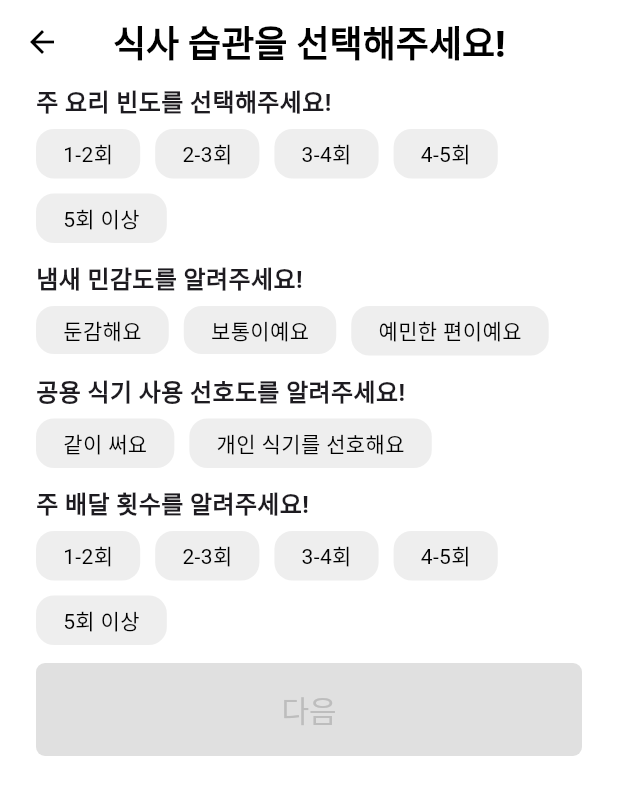
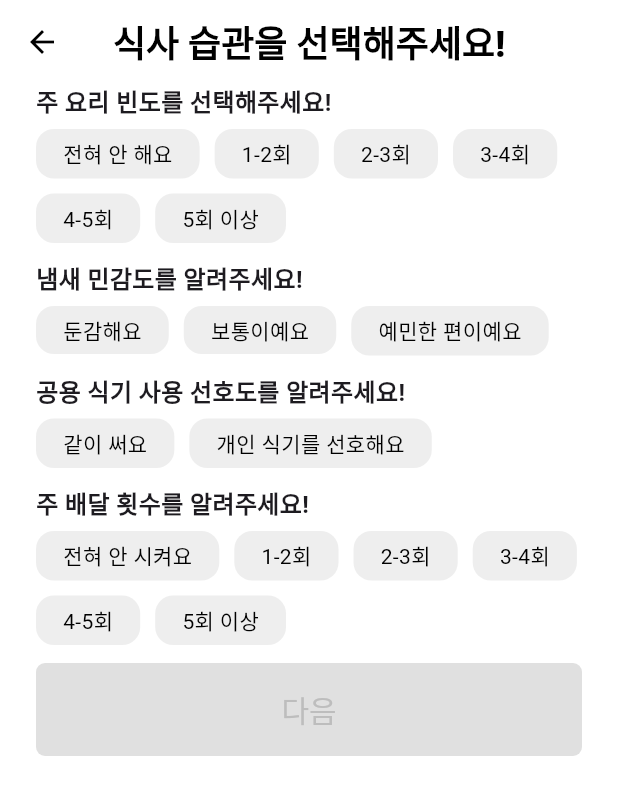
Before and after one commit to Aloha-RoomMate/RoomMate, a Flutter app: the DiningHabitScreen screen opened directly, on a phone screen of 412 x 824 dp. Shown: the top 795 px of the screen. Run offline on Flutter 3.47's test engine with Material 3 defaults, Android fonts, the phone set to English and light mode, and no system bars.

Commit message:
없어요 선택치 추가

```diff
--- a/lib/features/category/dining_habit_screen.dart
+++ b/lib/features/category/dining_habit_screen.dart
@@ -15,10 +15,10 @@ class DiningHabitScreen extends StatefulWidget {
 
 class _DiningHabitScreenState extends State<DiningHabitScreen> {
   List<List<bool>> _selectionStates = [
-    List.filled(5, false),
+    List.filled(6, false),
     List.filled(3, false),
     List.filled(2, false),
-    List.filled(5, false),
+    List.filled(6, false),
   ];
 
   void _onChipTap(int groupIndex, int buttonIndex) {
@@ -82,8 +82,15 @@ class _DiningHabitScreenState extends State<DiningHabitScreen> {
               Wrap(
                 spacing: Sizes.size10,
                 runSpacing: Sizes.size10,
-                children: List.generate(5, (buttonIndex) {
-                  final textOptions = ['1-2회', '2-3회', '3-4회', '4-5회', '5회 이상'];
+                children: List.generate(6, (buttonIndex) {
+                  final textOptions = [
+                    '전혀 안 해요',
+                    '1-2회',
+                    '2-3회',
+                    '3-4회',
+                    '4-5회',
+                    '5회 이상',
+                  ];
                   return CategoryButton(
                     text: textOptions[buttonIndex],
                     myonTap: () => _onChipTap(0, buttonIndex),
@@ -142,8 +149,9 @@ class _DiningHabitScreenState extends State<DiningHabitScreen> {
               Wrap(
                 spacing: Sizes.size10,
                 runSpacing: Sizes.size10,
-                children: List.generate(5, (buttonIndex) {
+                children: List.generate(6, (buttonIndex) {
                   final textOptions = [
+                    '전혀 안 시켜요',
                     '1-2회',
                     '2-3회',
                     '3-4회',
--- a/lib/features/category/etc_screen.dart
+++ b/lib/features/category/etc_screen.dart
@@ -17,7 +17,7 @@ class _EtcScreenState extends State<EtcScreen> {
   List<List<bool>> _selectionStates = [
     List.filled(4, false),
     List.filled(4, false),
-    List.filled(8, false),
+    List.filled(9, false),
   ];
 
   void _onChipTap(int groupIndex, int buttonIndex) {
@@ -55,7 +55,7 @@ class _EtcScreenState extends State<EtcScreen> {
         title: Text(
           '기타 생활 습관을 알려주세요!',
           style: TextStyle(
-            fontSize: Sizes.size24,
+            fontSize: Sizes.size20 + Sizes.size2,
           ),
         ),
         centerTitle: true,
@@ -128,6 +128,7 @@ class _EtcScreenState extends State<EtcScreen> {
                 runSpacing: Sizes.size10,
                 children: List.generate(8, (buttonIndex) {
                   final textOptions = [
+                    '없음',
                     '강아지',
                     '고양이',
                     '물고기',
--- a/lib/features/category/sound_screen.dart
+++ b/lib/features/category/sound_screen.dart
@@ -16,7 +16,7 @@ class SoundScreen extends StatefulWidget {
 class _SoundScreenState extends State<SoundScreen> {
   List<List<bool>> _selectionStates = [
     List.filled(3, false),
-    List.filled(4, false),
+    List.filled(5, false),
     List.filled(5, false),
     List.filled(3, false),
   ];
@@ -102,8 +102,9 @@ class _SoundScreenState extends State<SoundScreen> {
               Wrap(
                 spacing: Sizes.size10,
                 runSpacing: Sizes.size10,
-                children: List.generate(4, (buttonIndex) {
+                children: List.generate(5, (buttonIndex) {
                   final textOptions = [
+                    '잠 버릇이 없어요',
                     '코를 골아요',
                     '피곤하면 코를 골아요',
                     '이를 갈아요',
@@ -115,6 +116,7 @@ class _SoundScreenState extends State<SoundScreen> {
                   );
                 }),
               ),
+              Gaps.v12,
               Text(
                 '선호하는 소리/진동/무음 모드를 알려주세요!',
                 style: TextStyle(
```
Also changed, not shown: lib/features/category/work_pattern_screen.dart (+11 -3 lines).
